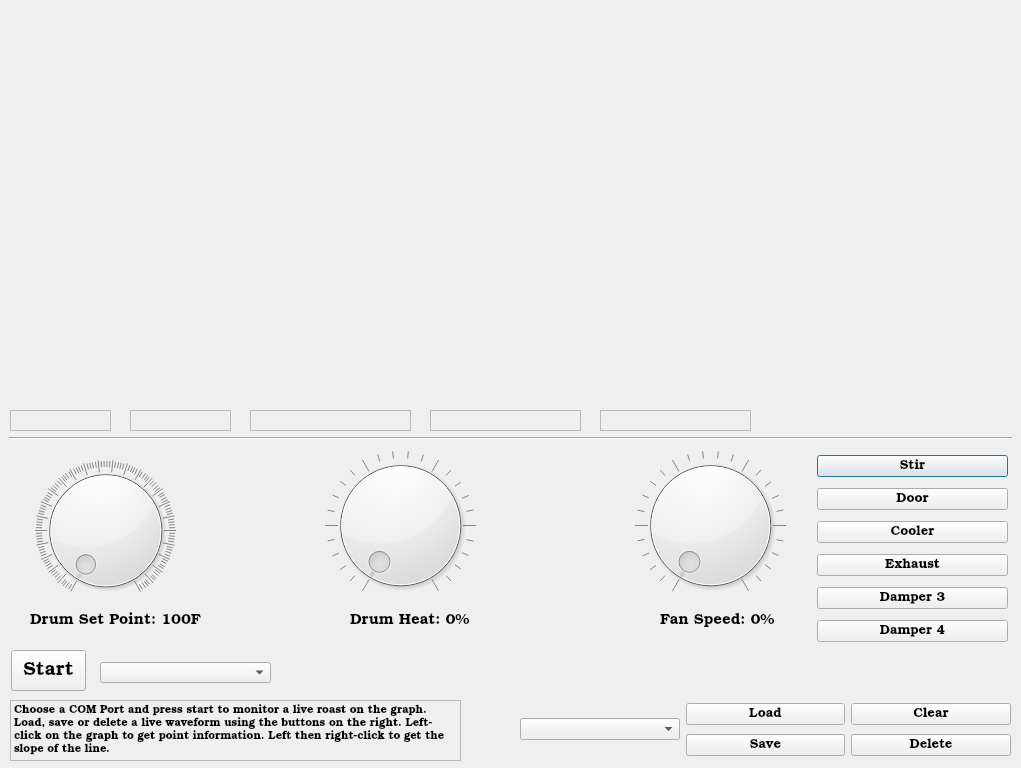
Above: controlroomdialog.ui from barbosaMatheus/USR_Coffee_Profiles before the change. Below: the same form after it.
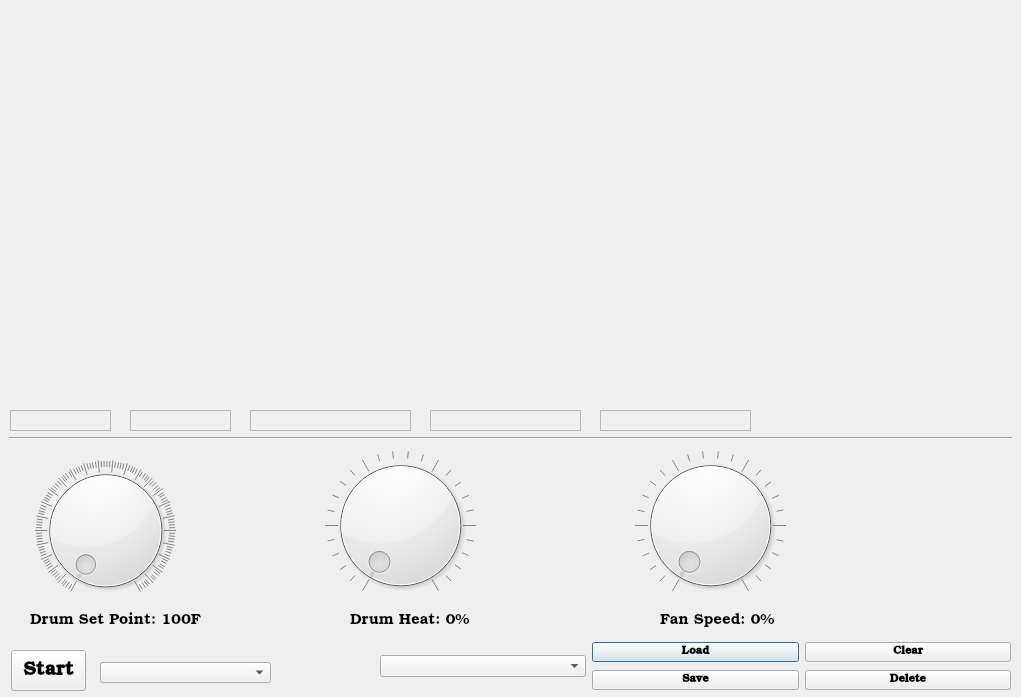
That is the form after the change.

```diff
--- a/controlroomdialog.ui
+++ b/controlroomdialog.ui
@@ -7,7 +7,7 @@
     <x>0</x>
     <y>0</y>
     <width>1021</width>
-    <height>768</height>
+    <height>697</height>
    </rect>
   </property>
   <property name="windowTitle">
@@ -36,96 +36,6 @@
     </rect>
    </property>
   </widget>
-  <widget class="QWidget" name="layoutWidget">
-   <property name="geometry">
-    <rect>
-     <x>817</x>
-     <y>450</y>
-     <width>191</width>
-     <height>197</height>
-    </rect>
-   </property>
-   <layout class="QVBoxLayout" name="verticalLayout">
-    <item>
-     <widget class="QPushButton" name="stir_button">
-      <property name="font">
-       <font>
-        <family>Bookman Old Style</family>
-        <pointsize>10</pointsize>
-       </font>
-      </property>
-      <property name="text">
-       <string>Stir</string>
-      </property>
-     </widget>
-    </item>
-    <item>
-     <widget class="QPushButton" name="door_button">
-      <property name="font">
-       <font>
-        <family>Bookman Old Style</family>
-        <pointsize>10</pointsize>
-       </font>
-      </property>
-      <property name="text">
-       <string>Door</string>
-      </property>
-     </widget>
-    </item>
-    <item>
-     <widget class="QPushButton" name="cooler_button">
-      <property name="font">
-       <font>
-        <family>Bookman Old Style</family>
-        <pointsize>10</pointsize>
-       </font>
-      </property>
-      <property name="text">
-       <string>Cooler</string>
-      </property>
-     </widget>
-    </item>
-    <item>
-     <widget class="QPushButton" name="ex_button">
-      <property name="font">
-       <font>
-        <family>Bookman Old Style</family>
-        <pointsize>10</pointsize>
-       </font>
-      </property>
-      <property name="text">
-       <string>Exhaust</string>
-      </property>
-     </widget>
-    </item>
-    <item>
-     <widget class="QPushButton" name="dmp3_button">
-      <property name="font">
-       <font>
-        <family>Bookman Old Style</family>
-        <pointsize>10</pointsize>
-       </font>
-      </property>
-      <property name="text">
-       <string>Damper 3</string>
-      </property>
-     </widget>
-    </item>
-    <item>
-     <widget class="QPushButton" name="dmp4_button">
-      <property name="font">
-       <font>
-        <family>Bookman Old Style</family>
-        <pointsize>10</pointsize>
-       </font>
-      </property>
-      <property name="text">
-       <string>Damper 4</string>
-      </property>
-     </widget>
-    </item>
-   </layout>
-  </widget>
   <widget class="QLabel" name="dsp_label">
    <property name="geometry">
     <rect>
@@ -386,44 +296,13 @@
     <bool>true</bool>
    </property>
   </widget>
-  <widget class="QLabel" name="info">
+  <widget class="QWidget" name="layoutWidget">
    <property name="geometry">
     <rect>
-     <x>10</x>
-     <y>700</y>
-     <width>451</width>
-     <height>61</height>
-    </rect>
-   </property>
-   <property name="font">
-    <font>
-     <family>Bookman Old Style</family>
-     <pointsize>8</pointsize>
-    </font>
-   </property>
-   <property name="frameShape">
-    <enum>QFrame::StyledPanel</enum>
-   </property>
-   <property name="frameShadow">
-    <enum>QFrame::Raised</enum>
-   </property>
-   <property name="lineWidth">
-    <number>5</number>
-   </property>
-   <property name="text">
-    <string>Choose a COM Port and press start to monitor a live roast on the graph. Load, save or delete a live waveform using the buttons on the right. Left-click on the graph to get point information. Left then right-click to get the slope of the line.</string>
-   </property>
-   <property name="wordWrap">
-    <bool>true</bool>
-   </property>
-  </widget>
-  <widget class="QWidget" name="">
-   <property name="geometry">
-    <rect>
-     <x>520</x>
-     <y>700</y>
-     <width>491</width>
-     <height>60</height>
+     <x>380</x>
+     <y>640</y>
+     <width>631</width>
+     <height>54</height>
     </rect>
    </property>
    <layout class="QGridLayout" name="gridLayout">
@@ -442,7 +321,9 @@
       <property name="font">
        <font>
         <family>Bookman Old Style</family>
-        <pointsize>10</pointsize>
+        <pointsize>8</pointsize>
+        <weight>75</weight>
+        <bold>true</bold>
        </font>
       </property>
       <property name="text">
@@ -455,7 +336,9 @@
       <property name="font">
        <font>
         <family>Bookman Old Style</family>
-        <pointsize>10</pointsize>
+        <pointsize>8</pointsize>
+        <weight>75</weight>
+        <bold>true</bold>
        </font>
       </property>
       <property name="text">
@@ -468,7 +351,9 @@
       <property name="font">
        <font>
         <family>Bookman Old Style</family>
-        <pointsize>10</pointsize>
+        <pointsize>8</pointsize>
+        <weight>75</weight>
+        <bold>true</bold>
        </font>
       </property>
       <property name="text">
@@ -481,7 +366,9 @@
       <property name="font">
        <font>
         <family>Bookman Old Style</family>
-        <pointsize>10</pointsize>
+        <pointsize>8</pointsize>
+        <weight>75</weight>
+        <bold>true</bold>
        </font>
       </property>
       <property name="text">
@@ -520,6 +407,8 @@
     <font>
      <family>Bookman Old Style</family>
      <pointsize>14</pointsize>
+     <weight>75</weight>
+     <bold>true</bold>
     </font>
    </property>
    <property name="text">
```
